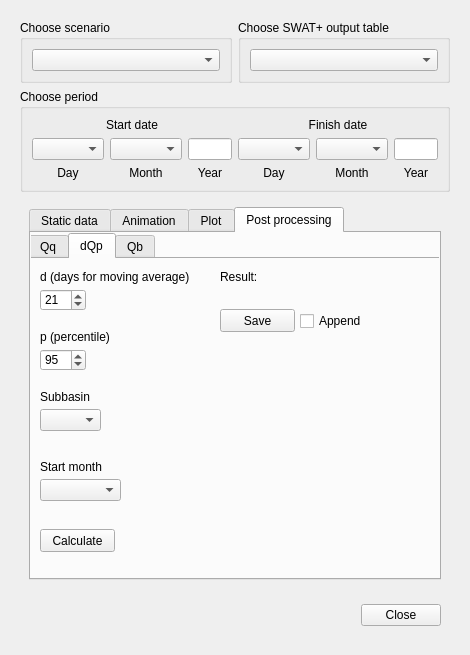
This is QSWATPlus/ui_visualise.ui in swat-model/QSWATPlus as Qt 5 draws it before an edit. The edited form follows.
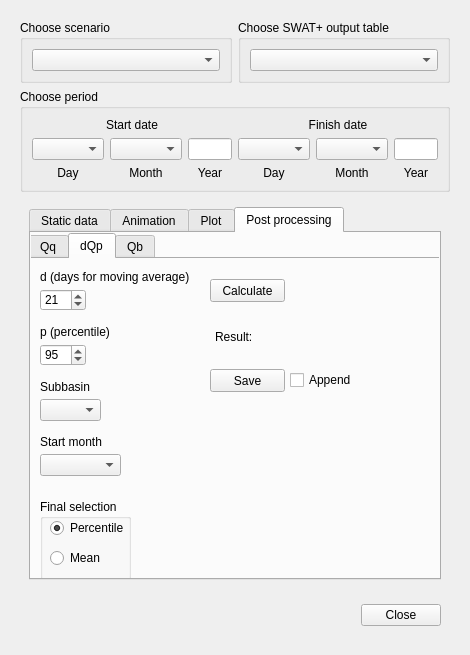
This is the edited form. The open tabs and pages were chosen to show the change. Icons and pictures are not drawn.

```diff
--- a/QSWATPlus/ui_visualise.ui
+++ b/QSWATPlus/ui_visualise.ui
@@ -1159,7 +1159,7 @@
                <property name="geometry">
                 <rect>
                  <x>10</x>
-                 <y>70</y>
+                 <y>65</y>
                  <width>141</width>
                  <height>16</height>
                 </rect>
@@ -1172,7 +1172,7 @@
                <property name="geometry">
                 <rect>
                  <x>10</x>
-                 <y>90</y>
+                 <y>85</y>
                  <width>46</width>
                  <height>22</height>
                 </rect>
@@ -1196,7 +1196,7 @@
                <property name="geometry">
                 <rect>
                  <x>10</x>
-                 <y>130</y>
+                 <y>120</y>
                  <width>61</width>
                  <height>16</height>
                 </rect>
@@ -1209,7 +1209,7 @@
                <property name="geometry">
                 <rect>
                  <x>10</x>
-                 <y>150</y>
+                 <y>140</y>
                  <width>61</width>
                  <height>22</height>
                 </rect>
@@ -1222,7 +1222,7 @@
                <property name="geometry">
                 <rect>
                  <x>10</x>
-                 <y>200</y>
+                 <y>175</y>
                  <width>151</width>
                  <height>16</height>
                 </rect>
@@ -1235,7 +1235,7 @@
                <property name="geometry">
                 <rect>
                  <x>10</x>
-                 <y>220</y>
+                 <y>195</y>
                  <width>81</width>
                  <height>22</height>
                 </rect>
@@ -1251,8 +1251,8 @@
               <widget class="QPushButton" name="dQpCalculate">
                <property name="geometry">
                 <rect>
-                 <x>10</x>
-                 <y>270</y>
+                 <x>180</x>
+                 <y>20</y>
                  <width>75</width>
                  <height>23</height>
                 </rect>
@@ -1264,8 +1264,8 @@
               <widget class="QLabel" name="dQpResult">
                <property name="geometry">
                 <rect>
-                 <x>190</x>
-                 <y>10</y>
+                 <x>185</x>
+                 <y>70</y>
                  <width>131</width>
                  <height>16</height>
                 </rect>
@@ -1277,8 +1277,8 @@
               <widget class="QPushButton" name="dQpSave">
                <property name="geometry">
                 <rect>
-                 <x>190</x>
-                 <y>50</y>
+                 <x>180</x>
+                 <y>110</y>
                  <width>75</width>
                  <height>23</height>
                 </rect>
@@ -1297,8 +1297,8 @@
               <widget class="QCheckBox" name="dQpAppend">
                <property name="geometry">
                 <rect>
-                 <x>270</x>
-                 <y>53</y>
+                 <x>260</x>
+                 <y>112</y>
                  <width>81</width>
                  <height>18</height>
                 </rect>
@@ -1307,6 +1307,48 @@
                 <string>Append</string>
                </property>
               </widget>
+              <widget class="QGroupBox" name="groupBox_2">
+               <property name="geometry">
+                <rect>
+                 <x>10</x>
+                 <y>240</y>
+                 <width>91</width>
+                 <height>81</height>
+                </rect>
+               </property>
+               <property name="title">
+                <string>Final selection</string>
+               </property>
+               <widget class="QRadioButton" name="dQpPercentile">
+                <property name="geometry">
+                 <rect>
+                  <x>10</x>
+                  <y>20</y>
+                  <width>82</width>
+                  <height>18</height>
+                 </rect>
+                </property>
+                <property name="text">
+                 <string>Percentile</string>
+                </property>
+                <property name="checked">
+                 <bool>true</bool>
+                </property>
+               </widget>
+               <widget class="QRadioButton" name="dQpMean">
+                <property name="geometry">
+                 <rect>
+                  <x>10</x>
+                  <y>50</y>
+                  <width>71</width>
+                  <height>18</height>
+                 </rect>
+                </property>
+                <property name="text">
+                 <string>Mean</string>
+                </property>
+               </widget>
+              </widget>
              </widget>
              <widget class="QWidget" name="tab_5">
               <attribute name="title">
```
Left out of the diff: 32 changed lines with no effect on the pictures.
